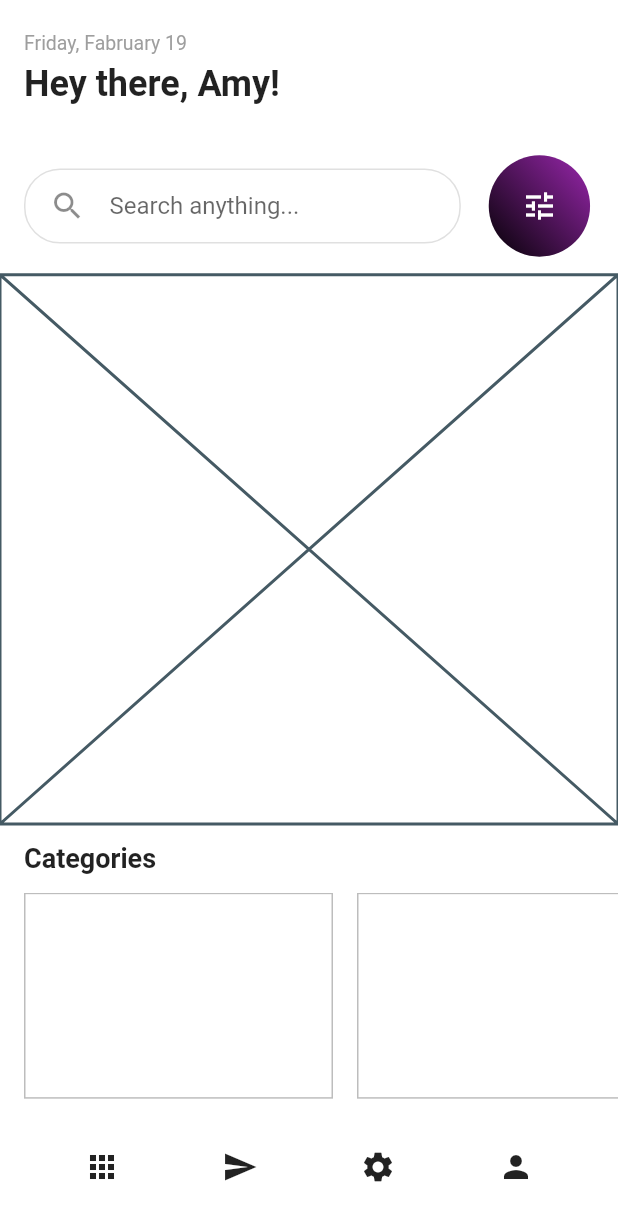
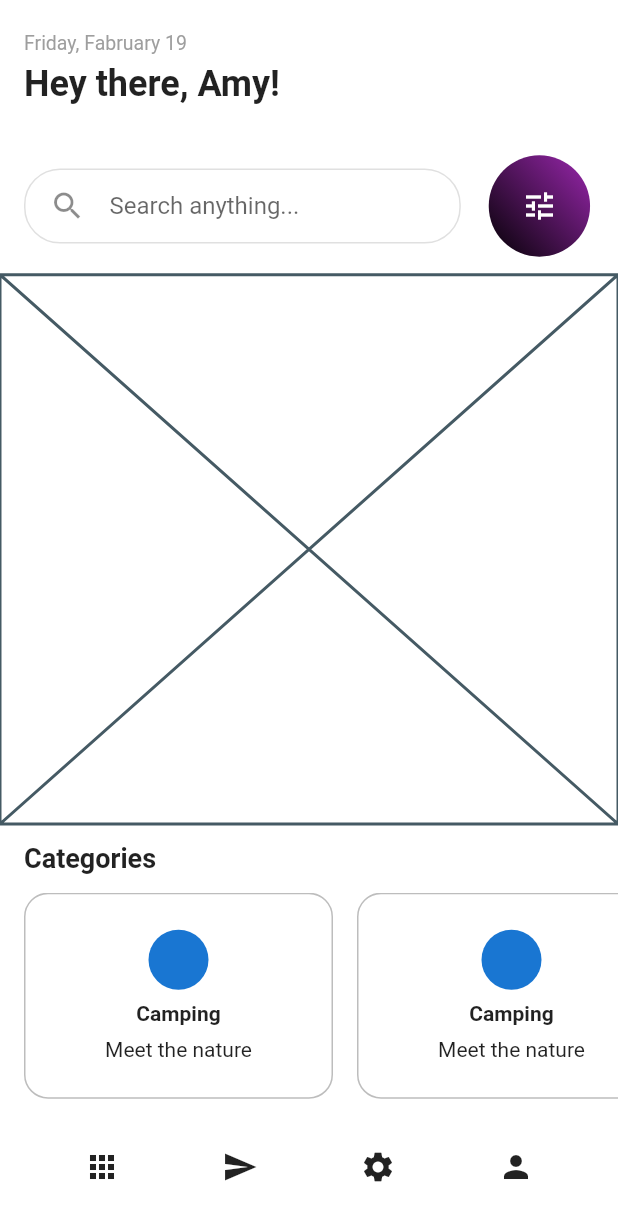
Before and after one commit to JAICHANGPARK/flutter_notebook_11th_story, a Flutter app: the screen it shows after launch, on a phone screen of 412 x 824 dp. Shown: the top 1221 px of the screen. Run offline on Flutter 3.47's test engine with Material 2 defaults, Android fonts, the phone set to English and light mode, and no system bars; our stand-ins replace backdrop, badges, flutter_inner_drawer, flutter_slidable, flutter_swiper, google_fonts.

Commit message:
Update experience_home_page.dart

```diff
--- a/lib/ep718_experience_app/experience_home_page.dart
+++ b/lib/ep718_experience_app/experience_home_page.dart
@@ -1,3 +1,4 @@
+import 'package:flutter/cupertino.dart';
 import 'package:flutter/material.dart';
 
 class ExperienceHomePage extends StatefulWidget {
@@ -100,7 +101,21 @@ class _ExperienceHomePageState extends State<ExperienceHomePage> {
 
                                 width: MediaQuery.of(context).size.width / 2,
                                 decoration: BoxDecoration(
+                                  borderRadius: BorderRadius.circular(16),
                                   border: Border.all(color: Colors.grey[400])
+                                ),
+                                child: Column(
+                                  mainAxisAlignment: MainAxisAlignment.center,
+                                  children: [
+                                    CircleAvatar(),
+                                    Padding(
+                                      padding: const EdgeInsets.symmetric(vertical: 8),
+                                      child: Text("Camping", style: TextStyle(
+                                        fontWeight: FontWeight.bold
+                                      ),),
+                                    ),
+                                    Text("Meet the nature"),
+                                  ],
                                 ),
                               ),
                             );
```
